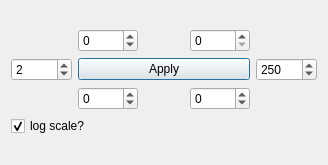
Qt form src/main/python/ui/limits.ui (3ll3d00d/beqdesigner) before a commit.
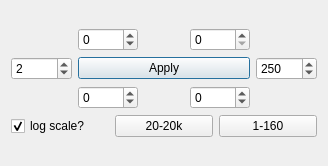
The same form after that commit.

Commit message: Add a savitzky-golay filter, add shortcuts to full range and bass limited graph ranges, changed interpolation to use a spacing that varies by frequency #192

What changed in the file:
```diff
--- a/src/main/python/ui/limits.ui
+++ b/src/main/python/ui/limits.ui
@@ -7,7 +7,7 @@
     <x>0</x>
     <y>0</y>
     <width>328</width>
-    <height>165</height>
+    <height>166</height>
    </rect>
   </property>
   <property name="windowTitle">
@@ -49,16 +49,6 @@
        </property>
       </widget>
      </item>
-     <item row="3" column="0" colspan="5">
-      <widget class="QCheckBox" name="hzLog">
-       <property name="text">
-        <string>log scale?</string>
-       </property>
-       <property name="checked">
-        <bool>true</bool>
-       </property>
-      </widget>
-     </item>
      <item row="0" column="1">
       <widget class="QSpinBox" name="y1Max">
        <property name="minimum">
@@ -118,6 +108,34 @@
        </property>
       </spacer>
      </item>
+     <item row="3" column="0" colspan="5">
+      <layout class="QHBoxLayout" name="horizontalLayout">
+       <item>
+        <widget class="QCheckBox" name="hzLog">
+         <property name="text">
+          <string>log scale?</string>
+         </property>
+         <property name="checked">
+          <bool>true</bool>
+         </property>
+        </widget>
+       </item>
+       <item>
+        <widget class="QPushButton" name="applyFullRangeX">
+         <property name="text">
+          <string>20-20k</string>
+         </property>
+        </widget>
+       </item>
+       <item>
+        <widget class="QPushButton" name="applyBassX">
+         <property name="text">
+          <string>1-160</string>
+         </property>
+        </widget>
+       </item>
+      </layout>
+     </item>
     </layout>
    </item>
   </layout>
```
Left out of the diff: 38 changed lines with no effect on the pictures. The commit also changes 9 other files.
